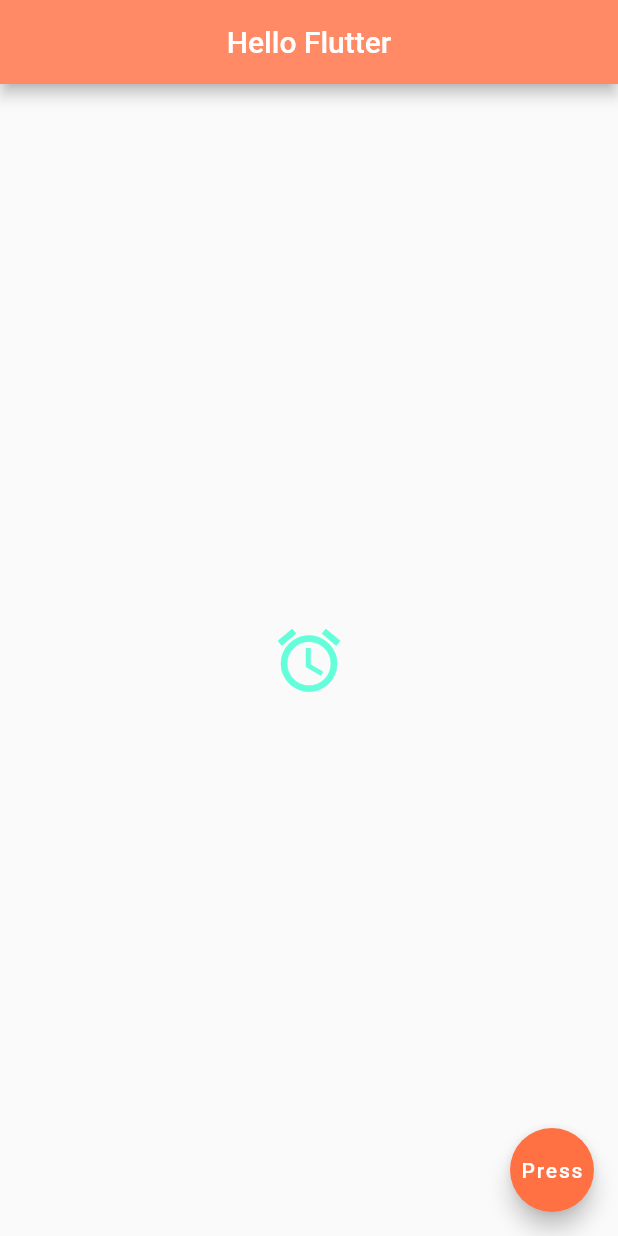
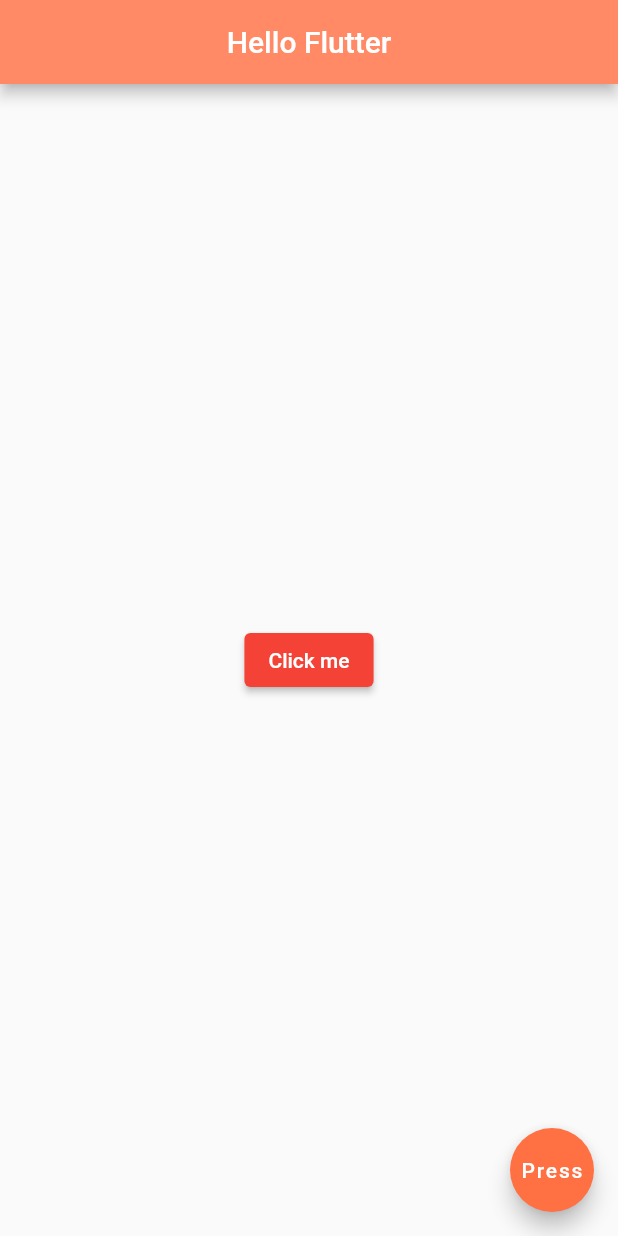
Before and after one commit to ade3l/Hello-Flutter, a Flutter app: the screen it shows after launch, on a phone screen of 412 x 824 dp. Run offline on Flutter 3.47's test engine with Material 2 defaults, Android fonts, the phone set to English and light mode, and no system bars.

Commit message:
Elevated Button added

```diff
--- a/lib/main.dart
+++ b/lib/main.dart
@@ -19,10 +19,14 @@ class Home extends StatelessWidget {
         backgroundColor: Colors.deepOrange[300],
       ),
       body:   Center(
-        child: Icon(
-            Icons.access_alarm,
-            color:Colors.tealAccent,
-            size:50.0,
+        child: ElevatedButton(
+          onPressed: () {  },
+          child: Text("Click me"),
+          style: ElevatedButton.styleFrom(
+            primary: Colors.red,
+            onPrimary: Colors.white,
+            onSurface: Colors.blue,
+          ),
         ),
       ),
       floatingActionButton: FloatingActionButton(
```
